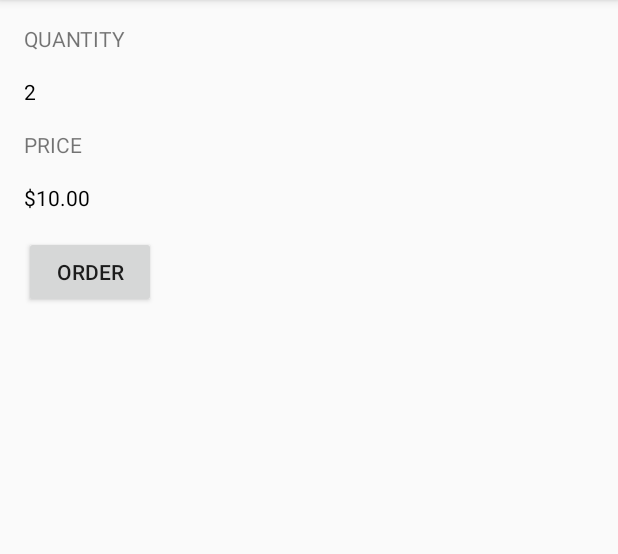
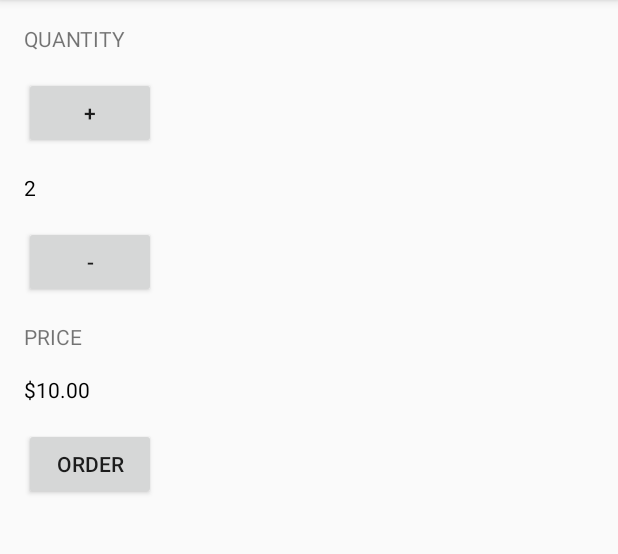
Before and after one commit to leoyats/JustJava, an Android app: the screen it shows after launch (MainActivity), after a tap on "ORDER", on a phone screen of 412 x 824 dp, the part 84-638 px from its top. Run offline under Robolectric (Android 15) with nearby library versions, the phone set to English and light mode, and no system bars.

Commit message:
change on activity_main and add increment and decrement button

```diff
--- a/app/src/main/java/com/example/android/justjava/MainActivity.java
+++ b/app/src/main/java/com/example/android/justjava/MainActivity.java
@@ -1,10 +1,8 @@
 package com.example.android.justjava;
 
 
-import android.os.Build;
-import android.support.annotation.RequiresApi;
+import android.os.Bundle;
 import android.support.v7.app.AppCompatActivity;
-import android.os.Bundle;
 import android.view.View;
 import android.widget.TextView;
 
@@ -22,8 +20,9 @@ public class MainActivity extends AppCompatActivity {
      * This method is called when the order button is clicked.
      */
     public void submitOrder(View view) {
-        display(2);
-        displayPrice(2*5);
+        int numbersOfCoffees = 2;
+        display(numbersOfCoffees);
+        displayPrice(numbersOfCoffees * 5);
     }
 
     /**
--- a/app/src/main/res/layout/activity_main.xml
+++ b/app/src/main/res/layout/activity_main.xml
@@ -17,8 +17,8 @@
         android:textAllCaps="true"
         />
 
-    <TextView
-        android:id="@+id/quantity_text_view"
+    <Button
+        android:id="@+id/increment_button"
         android:layout_width="wrap_content"
         android:layout_height="wrap_content"
         android:layout_alignParentStart="true"
@@ -26,14 +26,36 @@
         android:layout_marginBottom="8dp"
         android:layout_marginLeft="16dp"
         android:layout_marginTop="8dp"
+        android:text="+"/>
+
+    <TextView
+        android:id="@+id/quantity_text_view"
+        android:layout_width="wrap_content"
+        android:layout_height="wrap_content"
+        android:layout_alignParentStart="true"
+        android:layout_below="@id/increment_button"
+        android:layout_marginBottom="8dp"
+        android:layout_marginLeft="16dp"
+        android:layout_marginTop="8dp"
         android:text="2"
         android:textColor="@android:color/background_dark"/>
+
+    <Button
+        android:id="@+id/decrement_button"
+        android:layout_width="wrap_content"
+        android:layout_height="wrap_content"
+        android:layout_alignParentStart="true"
+        android:layout_below="@id/quantity_text_view"
+        android:layout_marginBottom="8dp"
+        android:layout_marginLeft="16dp"
+        android:layout_marginTop="8dp"
+        android:text="-"/>
 
     <TextView
         android:id="@+id/textView2"
         android:layout_width="wrap_content"
         android:layout_height="wrap_content"
-        android:layout_below="@id/quantity_text_view"
+        android:layout_below="@id/decrement_button"
         android:layout_marginBottom="8dp"
         android:layout_marginLeft="16dp"
         android:layout_marginTop="8dp"
```
